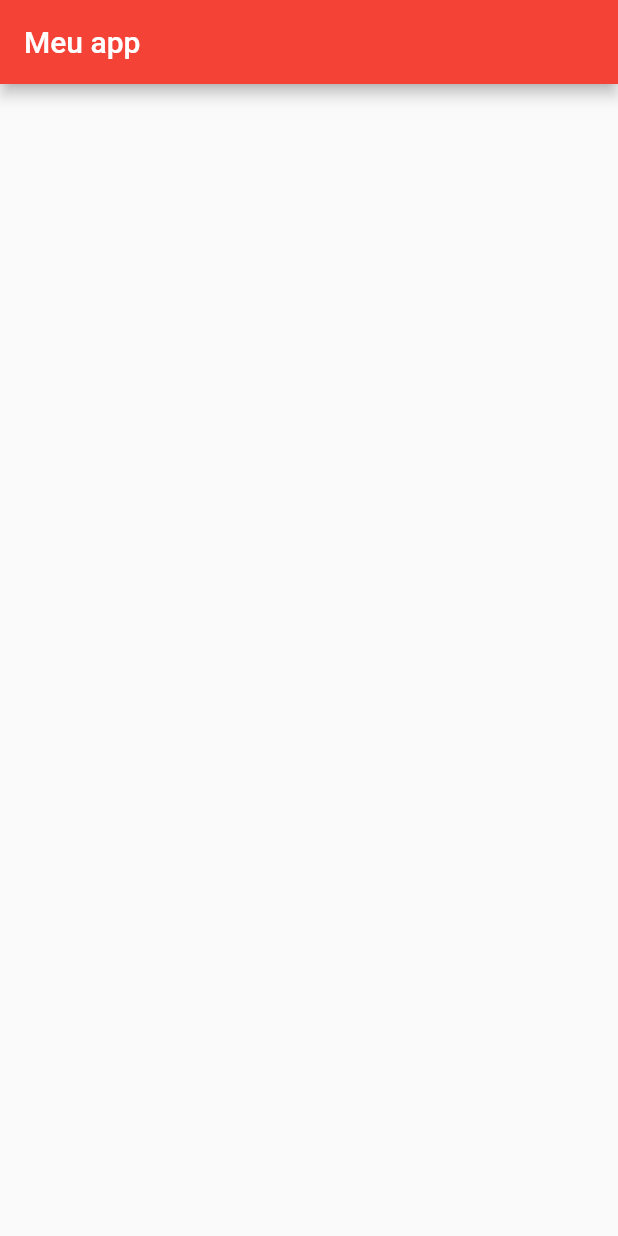
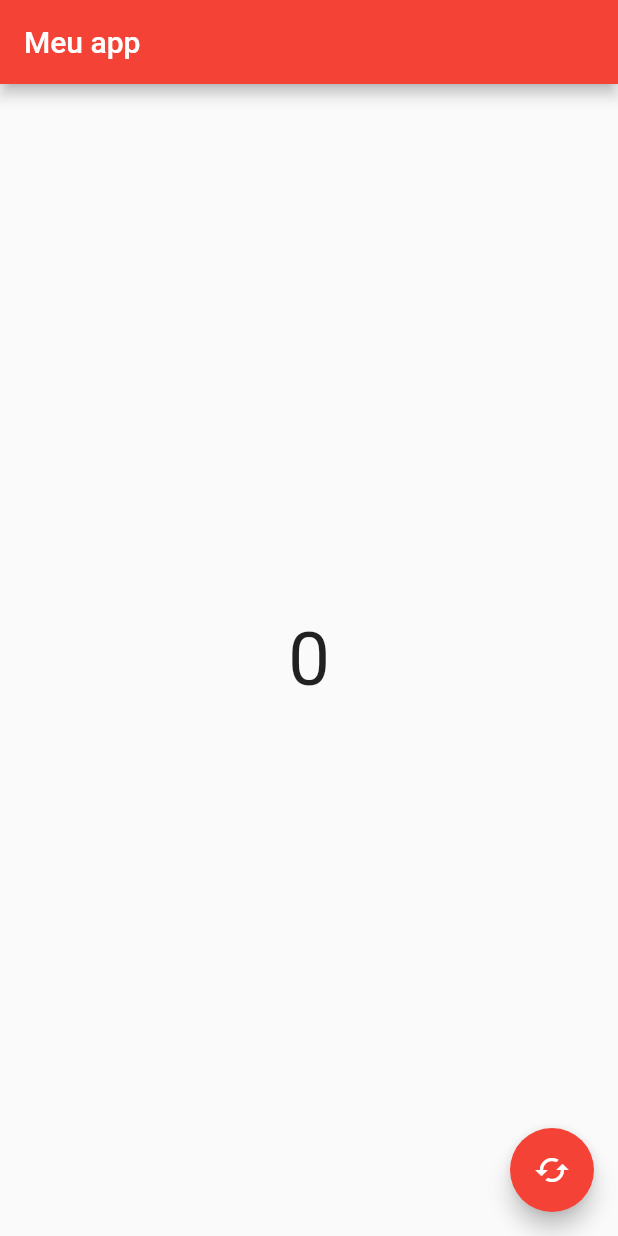
Before and after one commit to julianasalafia/BootcampSantander, a Flutter app: the screen it shows after launch, on a phone screen of 412 x 824 dp. Run offline on Flutter 3.47's test engine with Material 2 defaults, Android fonts, the phone set to English and light mode, and no system bars; our stand-ins replace font_awesome_flutter.

Commit message:
feat: gerando numeros aleatorios

```diff
--- a/2_modulo/trilhaapp/lib/main.dart
+++ b/2_modulo/trilhaapp/lib/main.dart
@@ -1,3 +1,5 @@
+import 'dart:math';
+
 import 'package:flutter/material.dart';
 
 void main() {
@@ -25,10 +27,34 @@ class HomePage extends StatefulWidget {
 }
 
 class _HomePageState extends State<HomePage> {
+  var numeroGerado = 0;
+
+  int _gerarNumeroAleatorio() {
+    Random numeroAleatorio = Random();
+    return numeroAleatorio.nextInt(1000);
+  }
+
   @override
   Widget build(BuildContext context) {
     return Scaffold(
-      appBar: AppBar(title: const Text('Meu app')),
+      appBar: AppBar(
+        title: const Text('Meu app'),
+      ),
+      body: Center(
+          child: Text(
+        numeroGerado.toString(),
+        style: const TextStyle(fontSize: 50),
+      )),
+      floatingActionButton: FloatingActionButton(
+        child: const Icon(Icons.cached),
+        onPressed: () {
+          setState(() {
+            numeroGerado = _gerarNumeroAleatorio();
+          });
+
+          print(numeroGerado);
+        },
+      ),
     );
   }
 }
```
